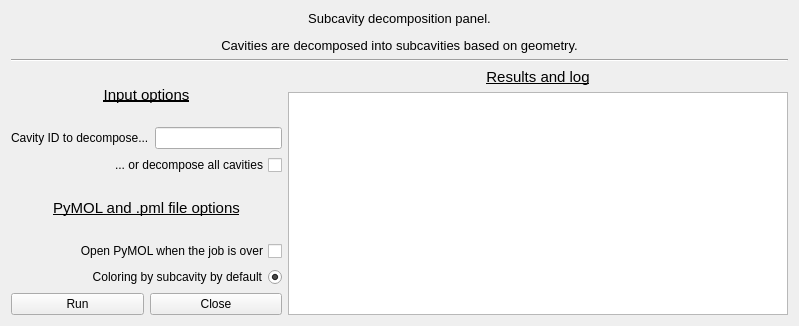
Old version of the form src/caviar/subcavity.ui in the repository jr-marchand/caviar.
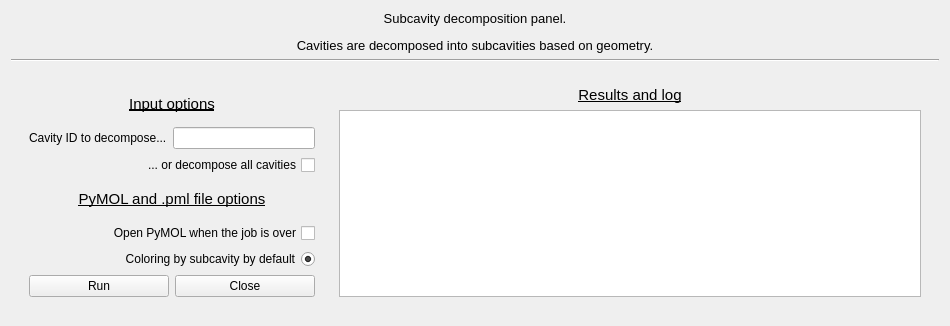
New version of the form.

Diff of the .ui file:
```diff
--- a/src/caviar/subcavity.ui
+++ b/src/caviar/subcavity.ui
@@ -6,13 +6,13 @@
    <rect>
     <x>0</x>
     <y>0</y>
-    <width>799</width>
+    <width>950</width>
     <height>326</height>
    </rect>
   </property>
   <property name="minimumSize">
    <size>
-    <width>799</width>
+    <width>928</width>
     <height>326</height>
    </size>
   </property>
@@ -53,8 +53,16 @@
       </layout>
      </item>
      <item>
+      <widget class="QWidget" name="widget" native="true">
       <layout class="QHBoxLayout" name="horizontalLayout_3">
        <item>
+         <widget class="QWidget" name="leftpart" native="true">
+          <property name="maximumSize">
+           <size>
+            <width>320</width>
+            <height>237</height>
+           </size>
+          </property>
         <layout class="QVBoxLayout" name="verticalLayout_4">
          <item>
           <layout class="QVBoxLayout" name="verticalLayout_3">
@@ -171,8 +179,16 @@
           </layout>
          </item>
         </layout>
+         </widget>
        </item>
        <item>
+         <widget class="QWidget" name="Resultspart" native="true">
+          <property name="minimumSize">
+           <size>
+            <width>600</width>
+            <height>0</height>
+           </size>
+          </property>
         <layout class="QVBoxLayout" name="verticalLayout">
          <item>
           <widget class="QLabel" name="label_resultslog_subcav">
@@ -194,15 +210,25 @@
           <widget class="QTextBrowser" name="output_subcavs">
            <property name="minimumSize">
             <size>
-             <width>500</width>
+               <width>0</width>
              <height>0</height>
             </size>
            </property>
+             <property name="font">
+              <font>
+               <family>DejaVu Sans Mono</family>
+              </font>
+             </property>
+             <property name="cursor" stdset="0">
+              <cursorShape>IBeamCursor</cursorShape>
+             </property>
           </widget>
          </item>
         </layout>
-       </item>
-      </layout>
+         </widget>
+        </item>
+       </layout>
+      </widget>
      </item>
     </layout>
    </item>
```
Lines whose indentation alone changed are shown as unchanged.
